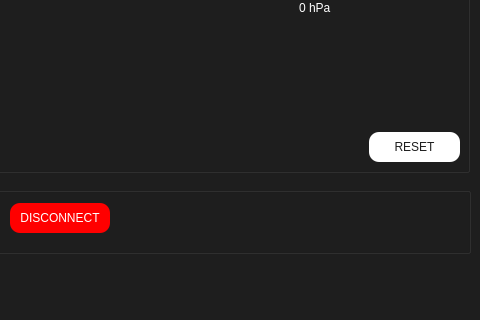
Old version of the form UI/GS2023.ui in the repository MorgesHAB/ERT2023GS; both pictures show x 270 to 750 and y 467 to 787 of the 1013 by 787 pixel window.
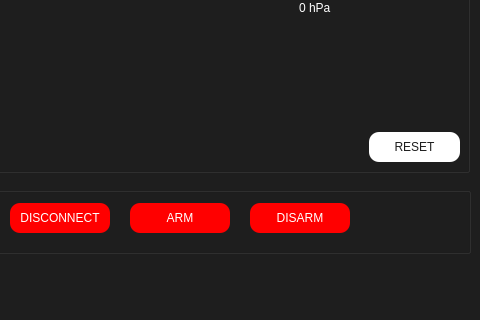
New version of the form. Icons and pictures are not drawn.

What changed in the file:
```diff
--- a/UI/GS2023.ui
+++ b/UI/GS2023.ui
@@ -1070,6 +1070,70 @@
       <bool>false</bool>
      </property>
     </widget>
+    <widget class="QPushButton" name="arm_cmd">
+     <property name="geometry">
+      <rect>
+       <x>380</x>
+       <y>30</y>
+       <width>100</width>
+       <height>30</height>
+      </rect>
+     </property>
+     <property name="styleSheet">
+      <string notr="true">QPushButton{
+font: 9pt &quot;Verdana&quot;;
+border-radius: 10px;
+background: red;
+}
+QPushButton:hover {
+font: 700 9pt &quot;Verdana&quot;;
+}
+QPushButton:pressed {
+font: 700 9pt &quot;Verdana&quot;;
+color: white;
+background: transparent;
+border: 3px  solid red;
+}</string>
+     </property>
+     <property name="text">
+      <string>ARM</string>
+     </property>
+     <property name="flat">
+      <bool>false</bool>
+     </property>
+    </widget>
+    <widget class="QPushButton" name="disarm_cmd">
+     <property name="geometry">
+      <rect>
+       <x>500</x>
+       <y>30</y>
+       <width>100</width>
+       <height>30</height>
+      </rect>
+     </property>
+     <property name="styleSheet">
+      <string notr="true">QPushButton{
+font: 9pt &quot;Verdana&quot;;
+border-radius: 10px;
+background: red;
+}
+QPushButton:hover {
+font: 700 9pt &quot;Verdana&quot;;
+}
+QPushButton:pressed {
+font: 700 9pt &quot;Verdana&quot;;
+color: white;
+background: transparent;
+border: 3px  solid red;
+}</string>
+     </property>
+     <property name="text">
+      <string>DISARM</string>
+     </property>
+     <property name="flat">
+      <bool>false</bool>
+     </property>
+    </widget>
    </widget>
    <widget class="QCheckBox" name="checkBox_6">
     <property name="geometry">
```
